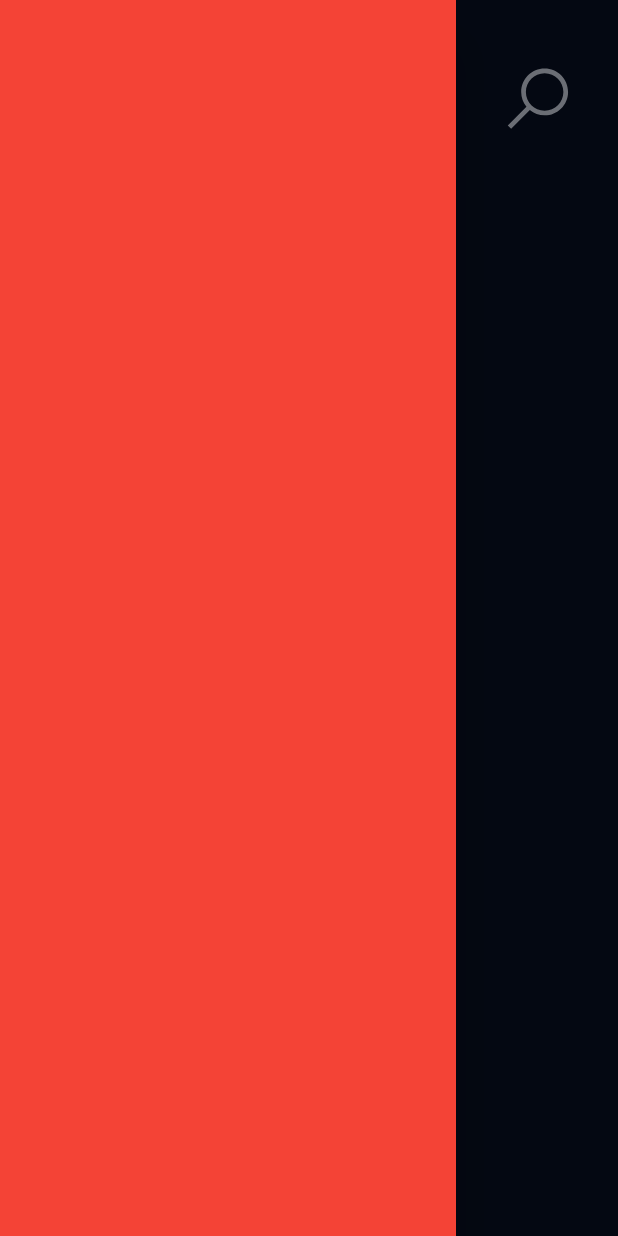
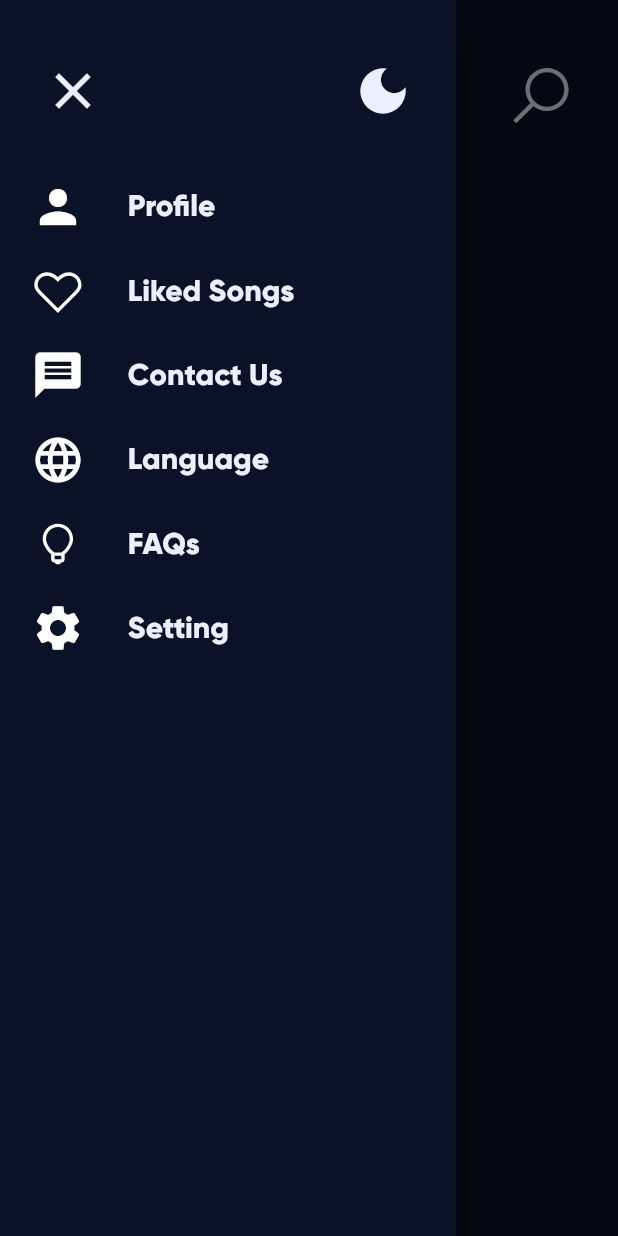
Before and after one commit to JanboutHakim/Music-Player, a Flutter app: the screen it shows after launch, with the side drawer open, on a phone screen of 412 x 824 dp. Run offline on Flutter 3.47's test engine with Material 2 defaults, Android fonts, the phone set to English and light mode, and no system bars; our stand-ins replace line_icons.

Commit message:
added Drawer

```diff
--- /dev/null
+++ b/lib/components/DrawerAppBar.dart
@@ -0,0 +1,39 @@
+import 'package:flutter/material.dart';
+import 'package:music_player/consets/counsts.dart';
+class DrawerAppBar extends StatefulWidget {
+  IconData  firsticon;
+  IconData secondicon;
+  double size;
+  void Function() onPressed;
+  DrawerAppBar({super.key,required this.onPressed,required this.firsticon,required this.secondicon,required this.size,
+  });
+
+  @override
+  State<DrawerAppBar> createState() => _DrawerAppBarState();
+}
+
+class _DrawerAppBarState extends State<DrawerAppBar> {
+  @override
+  Widget build(BuildContext context) {
+    return
+
+      Padding(padding: EdgeInsets.fromLTRB(getPaddingprictinge(5,context),getPaddingprictinge(8, context),getPaddingprictinge(5, context),getPaddingprictinge(4, context)),
+        child: Row(mainAxisAlignment: MainAxisAlignment.spaceBetween,
+          children: [
+
+            Builder(
+                builder: (context) {
+
+                  return IconButton(
+                      iconSize: widget.size, onPressed: (){Navigator.pop(context);},
+                      icon: Icon(widget.firsticon,color: normalmodebackground,size: widget.size,));
+                }
+            )
+            ,
+            IconButton(onPressed: ()=> widget.onPressed(),iconSize: widget.size, icon:
+            Icon(widget.secondicon,color: normalmodebackground,size: widget.size,)),
+          ],),
+      )
+    ;
+  }
+}
--- /dev/null
+++ b/lib/components/DrawerItem.dart
@@ -0,0 +1,29 @@
+import 'package:flutter/material.dart';
+import 'package:music_player/consets/counsts.dart';
+
+
+class DrawerItem extends StatefulWidget {
+  void Function() onPressed;
+
+  IconData iconshape;
+  String text;
+   DrawerItem({super.key,required this.iconshape,required this.text,required this.onPressed,});
+
+  @override
+  State<DrawerItem> createState() => _DrawerItemState();
+}
+
+class _DrawerItemState extends State<DrawerItem> {
+  @override
+  Widget build(BuildContext context) {
+    return Padding(padding: EdgeInsets.fromLTRB(getPaddingprictinge(5, context), getPaddingprictinge(2, context), getPaddingprictinge(5, context), 0),
+      child: Row(
+        children: [
+          Icon(widget.iconshape,color: Colors.white, size: 36,),
+          SizedBox(width: getPaddingprictinge(5, context),),
+          TextButton(onPressed: widget.onPressed,child:Text(widget.text,style: setStyle(normalmodebackground, 20, false)),)
+        ],
+      ),
+    );
+  }
+}
--- a/lib/components/MyAppBar.dart
+++ b/lib/components/MyAppBar.dart
@@ -1,4 +1,4 @@
-import 'dart:ffi';
+
 
 import 'package:flutter/material.dart';
 import 'package:line_icons/line_icons.dart';
@@ -7,16 +7,22 @@ import 'package:music_player/consets/counsts.dart';
 
 class MyAppBar extends StatefulWidget {
   void Function() onPressed;
-   MyAppBar({super.key,required this.onPressed});
+  double size;
 
 
+  IconData  firsticon;
+  IconData secondicon;
+   MyAppBar({super.key,required this.onPressed,required this.firsticon,required this.secondicon,required this.size,
+   });
   @override
   State<MyAppBar> createState() => _MyAppBarState();
 }
 
 class _MyAppBarState extends State<MyAppBar> {
+
   @override
   Widget build(BuildContext context) {
+
     return
        Padding(padding: EdgeInsets.fromLTRB(getPaddingprictinge(5,context),getPaddingprictinge(8, context),getPaddingprictinge(5, context),getPaddingprictinge(4, context)),
          child: Row(mainAxisAlignment: MainAxisAlignment.spaceBetween,
@@ -24,14 +30,15 @@ class _MyAppBarState extends State<MyAppBar> {
 
               Builder(
                 builder: (context) {
+
                   return IconButton(
-                     iconSize: 50, onPressed:() {Scaffold.of(context).openDrawer();},
-                       icon: Icon(LineIcons.equals,color: normalmodebackground,size: 50,));
+                     iconSize: widget.size, onPressed: (){Scaffold.of(context).openDrawer();},
+                       icon: Icon(widget.firsticon,color: normalmodebackground,size: widget.size,));
                 }
               )
     ,
-               IconButton(onPressed: ()=> widget.onPressed(),iconSize: 50, icon:
-                  Icon(LineIcons.search,color: normalmodebackground,size: 50,)),
+               IconButton(onPressed: ()=> widget.onPressed(),iconSize: widget.size, icon:
+                  Icon(widget.secondicon,color: normalmodebackground,size: widget.size,)),
     ],),
        )
     ;
--- a/lib/consets/counsts.dart
+++ b/lib/consets/counsts.dart
@@ -8,3 +8,9 @@ var darkmodebackground=const Color.fromRGBO(9,18,39,1);
 double getPaddingprictinge(double p,context){
  return MediaQuery.of(context).size.width*p/100;
 }
+
+
+//Textstyle function
+ TextStyle setStyle(Color c,double size ,bool isbold){
+ return TextStyle(fontSize: size,color: c,fontWeight: isbold ?  FontWeight.bold :  FontWeight.normal,fontFamily: 'Gilory-Bold',);
+ }
--- a/lib/pages/Home.dart
+++ b/lib/pages/Home.dart
@@ -1,4 +1,8 @@
 import 'package:flutter/material.dart';
+import 'package:line_icons/line_icon.dart';
+import 'package:line_icons/line_icons.dart';
+import 'package:music_player/components/DrawerAppBar.dart';
+import 'package:music_player/components/DrawerItem.dart';
 import 'package:music_player/components/MyAppBar.dart';
 import 'package:music_player/consets/counsts.dart';
 class Home extends StatefulWidget {
@@ -16,12 +20,34 @@ class _HomeState extends State<Home> {
       body:
          Column(
       children: [
-           MyAppBar(onPressed: (){},),
+           MyAppBar(onPressed: (){},firsticon: LineIcons.equals,secondicon: LineIcons.search,size: 46.0,),
           ],
 
       ),
-    drawer: Drawer(
-      backgroundColor: Colors.red,
+    drawer: Drawer(backgroundColor: darkmodebackground ,
+      child: Column(
+        children: [
+          DrawerAppBar(onPressed: (){},firsticon:Icons.close,secondicon:Icons.dark_mode,size:40.0,
+
+           ),
+          Expanded(
+            child: ListView(children: [
+              DrawerItem(iconshape: Icons.person, text: 'Profile',onPressed: (){Navigator.pop(context);},),
+              DrawerItem(iconshape: LineIcons.heart, text: 'Liked Songs',onPressed: (){},),
+
+              DrawerItem(iconshape: Icons.message, text: 'Contact Us',onPressed: (){},),
+
+              DrawerItem(iconshape: Icons.language, text: 'Language',onPressed: (){},),
+
+              DrawerItem(iconshape: LineIcons.lightbulb, text: 'FAQs',onPressed: (){},),
+              DrawerItem(iconshape: Icons.settings, text: 'Setting',onPressed: (){},),]
+            ),
+          )
+
+
+
+        ],
+      ),
     )
     );
 
```
